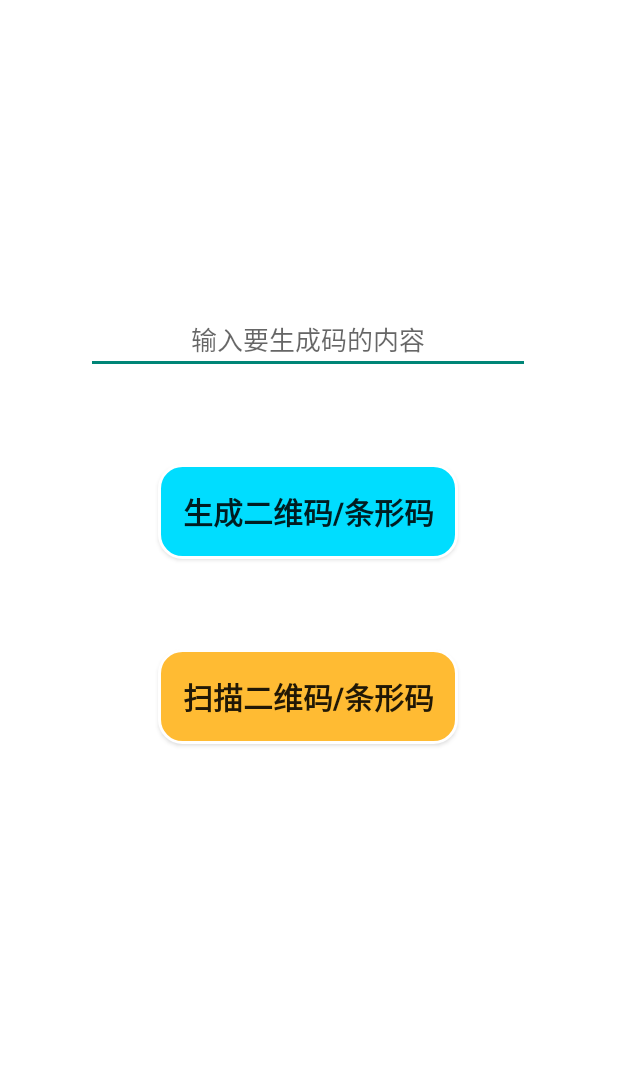
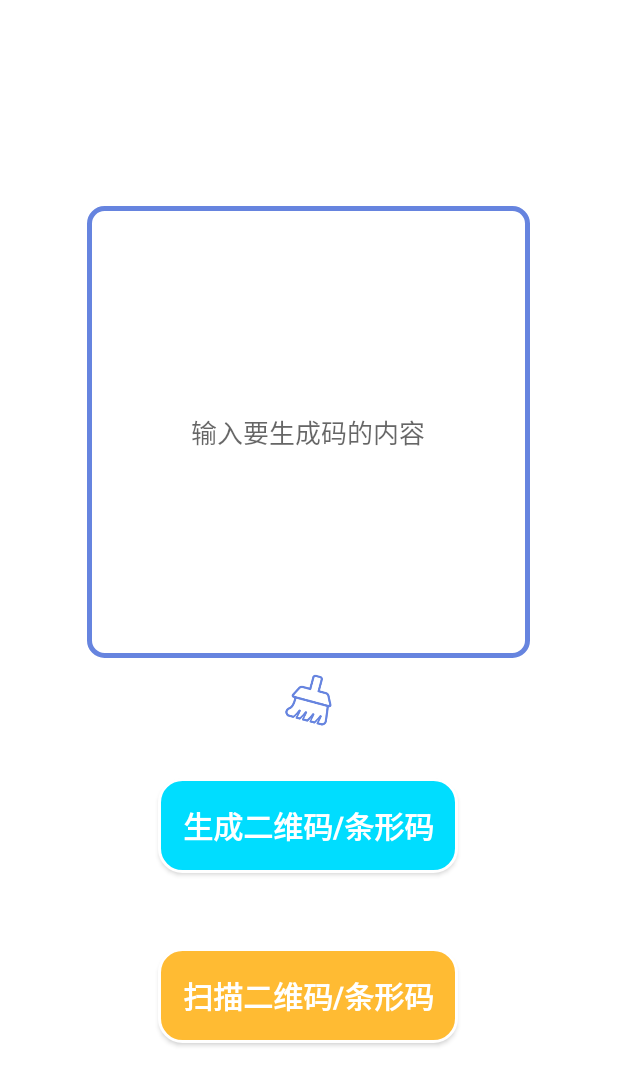
Before and after one commit to Veal98/Code-Scanner, an Android app: the screen it shows after launch (MainActivity), on a phone screen of 412 x 824 dp. Shown: the top 1085 px of the screen. Run offline under Robolectric (Android 15) with nearby library versions, the phone set to English and light mode, and no system bars; our stand-ins replace ButterKnife.

Commit message:
UI优化

```diff
--- a/app/src/main/java/com/cheng/codescanner/MainActivity.java
+++ b/app/src/main/java/com/cheng/codescanner/MainActivity.java
@@ -1,6 +1,7 @@
 package com.cheng.codescanner;
 
 import androidx.appcompat.app.AppCompatActivity;
+import androidx.constraintlayout.widget.ConstraintLayout;
 import androidx.core.app.ActivityCompat;
 
 import android.Manifest;
@@ -12,6 +13,7 @@ import android.text.TextUtils;
 import android.view.View;
 import android.widget.Button;
 import android.widget.EditText;
+import android.widget.ImageButton;
 import android.widget.Toast;
 
 import com.cheng.codescanner.utils.Constant;
@@ -30,6 +32,9 @@ public class MainActivity extends AppCompatActivity {
     Button btnCreateCode;
     @Bind(R.id.btn_scan_code) //扫描
     Button btnScanCode;
+    @Bind(R.id.btn_clear) //清除文本框
+    ImageButton btnClear;
+
 
 
 
@@ -45,7 +50,7 @@ public class MainActivity extends AppCompatActivity {
     /**
      * 按钮监听事件
      */
-    @OnClick({R.id.btn_create_code, R.id.btn_scan_code})
+    @OnClick({R.id.btn_create_code, R.id.btn_scan_code, R.id.btn_clear})
     public void clickListener(View view) {
         String key = etCodeKey.getText().toString(); //获取输入的内容，二维码信息
 
@@ -68,6 +73,10 @@ public class MainActivity extends AppCompatActivity {
                 intent.putExtra(Constant.REQUEST_SCAN_MODE,Constant.REQUEST_SCAN_MODE_ALL_MODE);
                 startActivity(intent);
                 break;
+            case R.id.btn_clear: //文本框清除
+                etCodeKey.setText("");
+                break;
+
 
         }
     }
--- /dev/null
+++ b/app/src/main/res/drawable/edt_shape.xml
@@ -0,0 +1,21 @@
+<?xml version="1.0" encoding="utf-8"?>
+<shape xmlns:android="http://schemas.android.com/apk/res/android"
+    android:shape="rectangle">
+
+    <!-- android:radius 弧形的半径 -->
+    <corners android:radius="10dip" />
+    <!-- padding：Button里面的文字与Button边界的间隔 -->
+    <padding
+        android:left="10dp"
+        android:top="10dp"
+        android:right="10dp"
+        android:bottom="10dp"
+        />
+    <!-- 边框的宽度和颜色颜色 -->
+    <stroke
+        android:width="5px"
+        android:color="#6684DF" />
+
+    <!-- 背景色 -->
+    <solid android:color="#FFFFFF"></solid>
+</shape>
--- a/app/src/main/res/layout/activity_create_success.xml
+++ b/app/src/main/res/layout/activity_create_success.xml
@@ -17,6 +17,7 @@
         android:gravity="center"
         android:padding="10dp"
         android:text="添加logo"
+        android:textColor="#FFFFFF"
         android:textSize="17sp"
         app:layout_constraintStart_toStartOf="parent"
         app:layout_constraintTop_toTopOf="@+id/view" />
@@ -42,6 +43,7 @@
         android:padding="10dp"
         android:text="分享图片"
         android:textSize="17sp"
+        android:textColor="#FFFFFF"
         app:layout_constraintEnd_toEndOf="parent"
         app:layout_constraintTop_toTopOf="@+id/view" />
 
@@ -52,10 +54,11 @@
         android:layout_marginStart="60dp"
         android:layout_marginTop="30dp"
         android:layout_weight="1"
-        android:background="@drawable/btn_shape1"
+        android:background="@drawable/btn_shape"
         android:gravity="center"
         android:padding="10dp"
         android:text="保存二维码"
+        android:textColor="#FFFFFF"
         android:textSize="17sp"
         app:layout_constraintStart_toStartOf="parent"
         app:layout_constraintTop_toBottomOf="@+id/btn_add_logo" />
@@ -67,10 +70,11 @@
         android:layout_marginTop="30dp"
         android:layout_marginEnd="60dp"
         android:layout_weight="1"
-        android:background="@drawable/btn_shape1"
+        android:background="@drawable/btn_shape"
         android:gravity="center"
         android:padding="10dp"
         android:text="保存条形码"
+        android:textColor="#FFFFFF"
         android:textSize="17sp"
         app:layout_constraintEnd_toEndOf="parent"
         app:layout_constraintTop_toBottomOf="@+id/btn_share_img" />
--- a/app/src/main/res/layout/activity_main.xml
+++ b/app/src/main/res/layout/activity_main.xml
@@ -2,6 +2,7 @@
 <androidx.constraintlayout.widget.ConstraintLayout xmlns:android="http://schemas.android.com/apk/res/android"
     xmlns:app="http://schemas.android.com/apk/res-auto"
     xmlns:tools="http://schemas.android.com/tools"
+    android:id="@+id/bg"
     android:layout_width="match_parent"
     android:layout_height="match_parent"
     android:background="@android:color/white"
@@ -12,14 +13,18 @@
 
     <EditText
         android:id="@+id/et_code_key"
-        android:layout_width="296dp"
-        android:layout_height="43dp"
+        android:layout_width="295dp"
+        android:layout_height="301dp"
         android:layout_marginStart="20dp"
-        android:layout_marginTop="120dp"
+        android:layout_marginTop="80dp"
         android:layout_marginEnd="20dp"
+        android:background="@drawable/edt_shape"
+        android:fontFamily="c"
         android:gravity="center"
         android:hint="输入要生成码的内容"
+        android:maxLines="20"
         android:padding="10dp"
+        android:paddingTop="5dp"
         android:textSize="17sp"
         app:layout_constraintBottom_toBottomOf="parent"
         app:layout_constraintEnd_toEndOf="parent"
@@ -28,14 +33,26 @@
         app:layout_constraintTop_toTopOf="parent"
         app:layout_constraintVertical_bias="0.13" />
 
+    <ImageButton
+        android:id="@+id/btn_clear"
+        android:layout_width="36dp"
+        android:layout_height="36dp"
+        android:layout_marginTop="10dp"
+        android:background="@drawable/clear"
+        app:layout_constraintEnd_toEndOf="parent"
+        app:layout_constraintHorizontal_bias="0.5"
+        app:layout_constraintStart_toStartOf="parent"
+        app:layout_constraintTop_toBottomOf="@+id/et_code_key" />
+
     <Button
         android:id="@+id/btn_create_code"
         android:layout_width="200dp"
         android:layout_height="63dp"
-        android:layout_marginTop="60dp"
+        android:layout_marginTop="80dp"
         android:layout_marginBottom="412dp"
         android:background="@drawable/btn_shape1"
         android:text="生成二维码/条形码"
+        android:textColor="#FFFFFF"
         android:textSize="20sp"
         android:textStyle="bold"
         android:typeface="sans"
@@ -49,9 +66,10 @@
         android:id="@+id/btn_scan_code"
         android:layout_width="200dp"
         android:layout_height="63dp"
-        android:layout_marginTop="60dp"
+        android:layout_marginTop="50dp"
         android:background="@drawable/btn_shape"
         android:text="扫描二维码/条形码"
+        android:textColor="#FFFFFF"
         android:textSize="20sp"
         android:textStyle="bold"
         android:typeface="sans"
--- a/app/src/main/res/values/colors.xml
+++ b/app/src/main/res/values/colors.xml
@@ -1,7 +1,8 @@
 <?xml version="1.0" encoding="utf-8"?>
 <resources>
-    <color name="colorPrimary">#008577</color>
-    <color name="colorPrimaryDark">#00574B</color>
+    <color name="colorPrimary">#FFFFFF</color>
+    <color name="colorPrimaryDark">#FFFFFF</color>
     <color name="colorAccent">#D81B60</color>
     <color name="scan_bg">#7f000000</color>
+    <color name="textColorPrimary">#362F2F</color>
 </resources>
```
Also changed, not shown: app/src/main/java/com/cheng/codescanner/zxing/utils/BeepManager.java (+7 -0 lines), app/src/main/res/drawable/clear.png (added).
